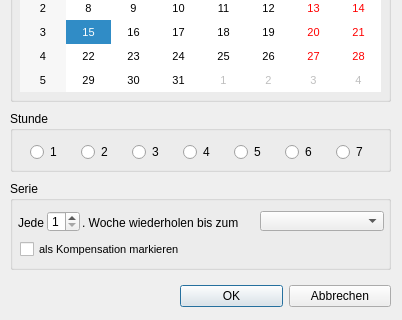
First picture: the form in NeueStunde2.ui, repository pyphil/Kursbuch, before the edit; both pictures show x 0 to 402 and y 179 to 499 of the 402 by 499 pixel window.
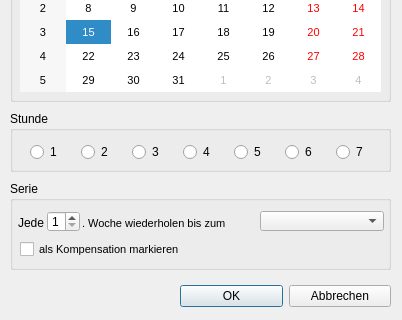
Second picture: the form after the edit. Icons and pictures are not drawn.

The edit to the form file:
```diff
--- a/NeueStunde2.ui
+++ b/NeueStunde2.ui
@@ -247,6 +247,7 @@
     <property name="font">
      <font>
       <family>Segoe UI</family>
+      <pointsize>8</pointsize>
      </font>
     </property>
     <property name="text">
```
